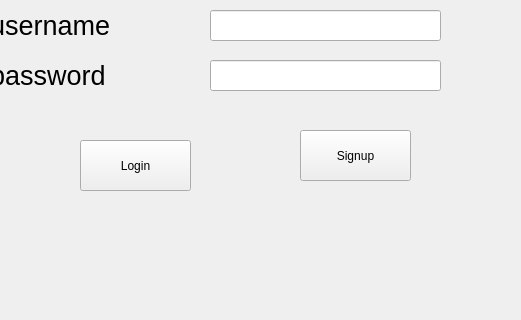
First picture: the form in Base/login/login_widget.ui, repository tigerSI/HMS_project, before the edit; both pictures show x 200 to 721 and y 280 to 600 of the 1024 by 720 pixel window.
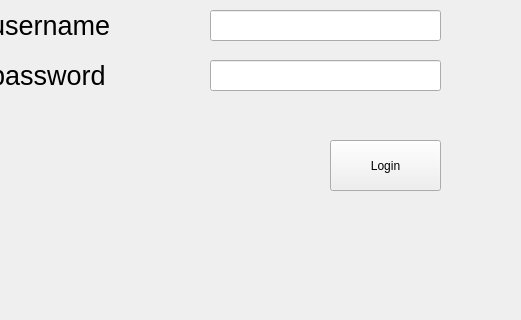
Second picture: the form after the edit.

Commit message: update login_app

Patch:
```diff
--- a/Base/login/login_widget.ui
+++ b/Base/login/login_widget.ui
@@ -81,7 +81,7 @@
   <widget class="QPushButton" name="button_login">
    <property name="geometry">
     <rect>
-     <x>280</x>
+     <x>530</x>
      <y>420</y>
      <width>111</width>
      <height>51</height>
@@ -91,19 +91,6 @@
     <string>Login</string>
    </property>
   </widget>
-  <widget class="QPushButton" name="button_signup">
-   <property name="geometry">
-    <rect>
-     <x>500</x>
-     <y>410</y>
-     <width>111</width>
-     <height>51</height>
-    </rect>
-   </property>
-   <property name="text">
-    <string>Signup</string>
-   </property>
-  </widget>
  </widget>
  <resources/>
  <connections/>
```
The commit also changes 19 other files.
